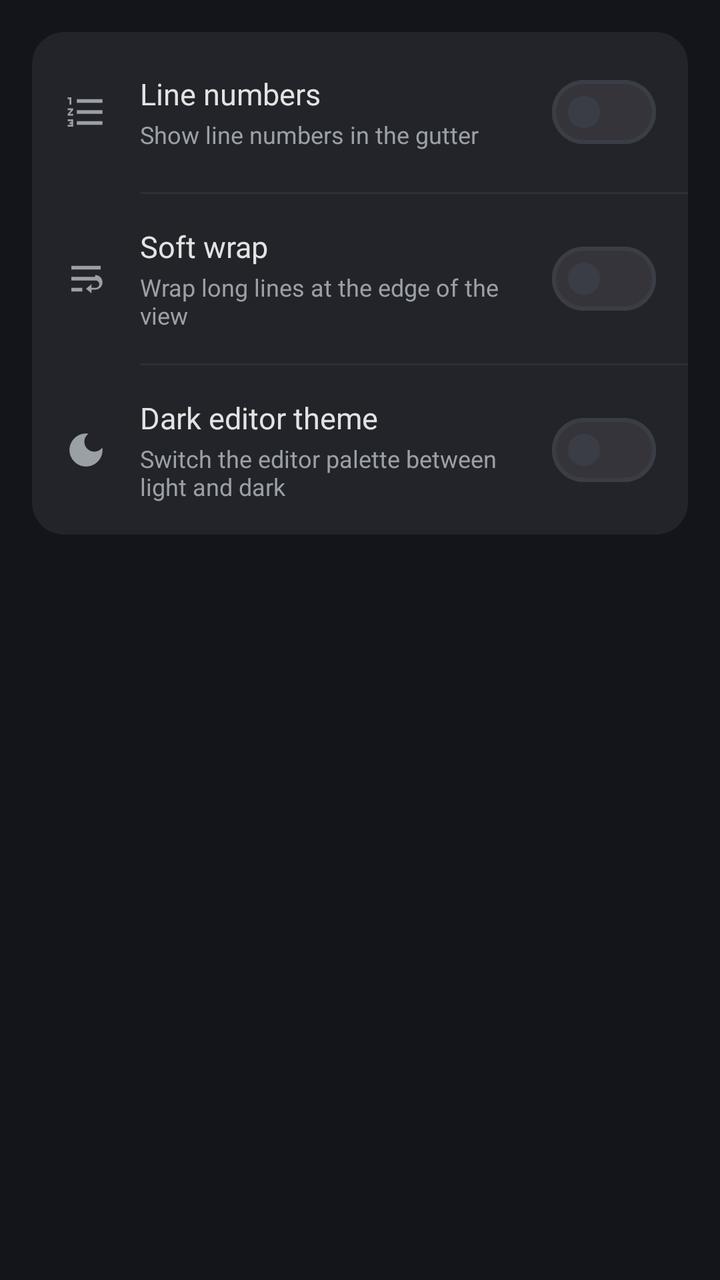
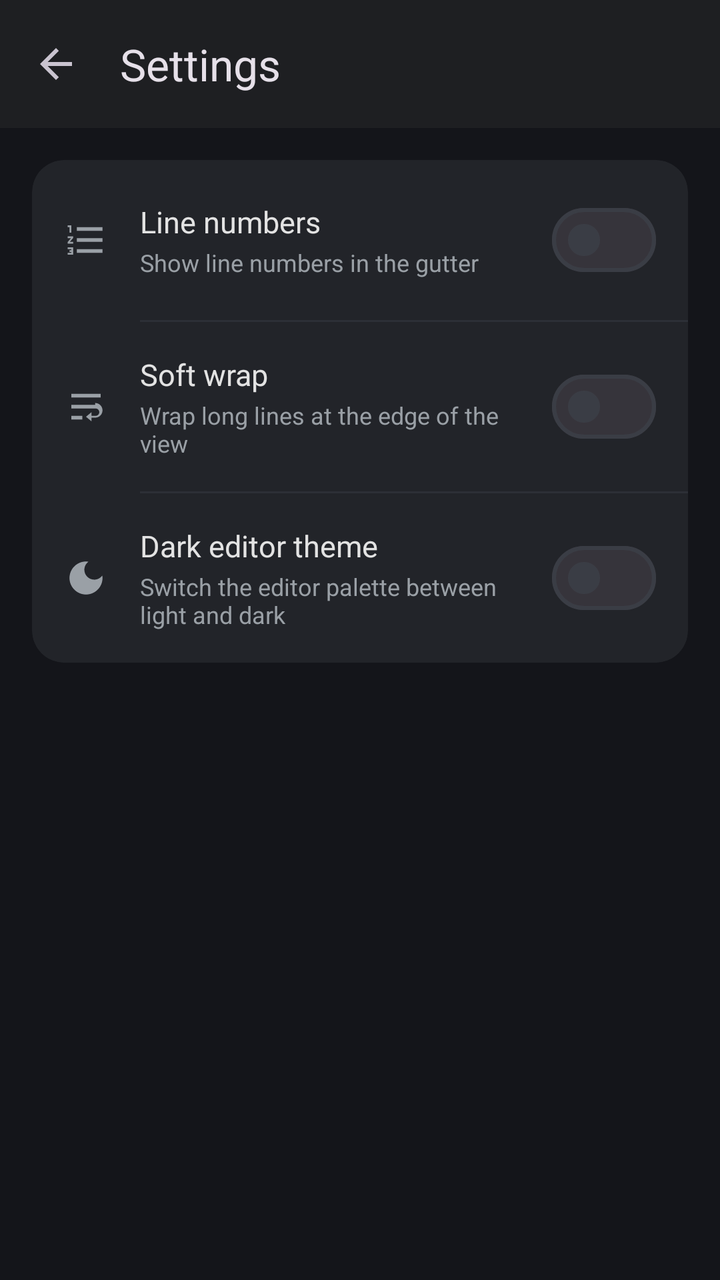

Two renders of the same Android screen: before a commit and after it. Below are the layout's source before the change and the commit's diff.
<!-- AndroidManifest.xml: application theme Theme.Celeris -->
<!-- res/layout/activity_settings.xml -->
<?xml version="1.0" encoding="utf-8"?>
<LinearLayout xmlns:android="http://schemas.android.com/apk/res/android"
    xmlns:app="http://schemas.android.com/apk/res-auto"
    android:id="@+id/racine_reglages"
    android:layout_width="match_parent"
    android:layout_height="match_parent"
    android:orientation="vertical">

    <com.google.android.material.appbar.AppBarLayout
        android:layout_width="match_parent"
        android:layout_height="wrap_content"
        android:background="@color/surface"
        app:elevation="0dp">

        <com.google.android.material.appbar.MaterialToolbar
            android:id="@+id/barre_reglages"
            app:navigationContentDescription="@string/action_retour"
            app:navigationIcon="@drawable/ic_retour"
            app:title="@string/titre_reglages" />
    </com.google.android.material.appbar.AppBarLayout>

    <com.google.android.material.card.MaterialCardView
        android:layout_width="match_parent"
        android:layout_height="wrap_content"
        android:layout_margin="16dp"
        app:cardBackgroundColor="@color/surface_contenant_bas"
        app:cardCornerRadius="16dp"
        app:cardElevation="0dp"
        app:strokeWidth="0dp">

        <LinearLayout
            android:layout_width="match_parent"
            android:layout_height="wrap_content"
            android:orientation="vertical">

            <LinearLayout
                android:layout_width="match_parent"
                android:layout_height="wrap_content"
                android:gravity="center_vertical"
                android:orientation="horizontal"
                android:padding="16dp">

                <ImageView
                    android:layout_width="22dp"
                    android:layout_height="22dp"
                    android:contentDescription="@null"
                    android:src="@drawable/ic_numeros"
                    app:tint="@color/encre_douce" />

                <LinearLayout
                    android:layout_width="0dp"
                    android:layout_height="wrap_content"
                    android:layout_marginStart="16dp"
                    android:layout_weight="1"
                    android:orientation="vertical">

                    <TextView
                        android:layout_width="match_parent"
                        android:layout_height="wrap_content"
                        android:text="@string/reglage_numeros"
                        android:textColor="@color/encre"
                        android:textSize="15sp" />

                    <TextView
                        android:layout_width="match_parent"
                        android:layout_height="wrap_content"
                        android:layout_marginTop="2dp"
                        android:text="@string/desc_numeros"
                        android:textColor="@color/encre_douce"
                        android:textSize="12sp" />
                </LinearLayout>

                <com.google.android.material.materialswitch.MaterialSwitch
                    android:id="@+id/interrupteur_numeros"
                    android:layout_width="wrap_content"
                    android:layout_height="wrap_content"
                    android:layout_marginStart="12dp" />
            </LinearLayout>

            <View
                android:layout_width="match_parent"
                android:layout_height="1dp"
                android:layout_marginStart="54dp"
                android:background="@color/contour_doux" />

            <LinearLayout
                android:layout_width="match_parent"
                android:layout_height="wrap_content"
                android:gravity="center_vertical"
                android:orientation="horizontal"
                android:padding="16dp">

                <ImageView
                    android:layout_width="22dp"
                    android:layout_height="22dp"
                    android:contentDescription="@null"
                    android:src="@drawable/ic_retour_ligne"
                    app:tint="@color/encre_douce" />

                <LinearLayout
                    android:layout_width="0dp"
                    android:layout_height="wrap_content"
                    android:layout_marginStart="16dp"
                    android:layout_weight="1"
                    android:orientation="vertical">

                    <TextView
                        android:layout_width="match_parent"
                        android:layout_height="wrap_content"
                        android:text="@string/reglage_retour"
                        android:textColor="@color/encre"
                        android:textSize="15sp" />

                    <TextView
                        android:layout_width="match_parent"
                        android:layout_height="wrap_content"
                        android:layout_marginTop="2dp"
                        android:text="@string/desc_retour"
                        android:textColor="@color/encre_douce"
                        android:textSize="12sp" />
                </LinearLayout>

                <com.google.android.material.materialswitch.MaterialSwitch
                    android:id="@+id/interrupteur_retour"
                    android:layout_width="wrap_content"
                    android:layout_height="wrap_content"
                    android:layout_marginStart="12dp" />
            </LinearLayout>

            <View
                android:layout_width="match_parent"
                android:layout_height="1dp"
                android:layout_marginStart="54dp"
                android:background="@color/contour_doux" />

            <LinearLayout
                android:layout_width="match_parent"
                android:layout_height="wrap_content"
                android:gravity="center_vertical"
                android:orientation="horizontal"
                android:padding="16dp">

                <ImageView
                    android:layout_width="22dp"
                    android:layout_height="22dp"
                    android:contentDescription="@null"
                    android:src="@drawable/ic_sombre"
                    app:tint="@color/encre_douce" />

                <LinearLayout
                    android:layout_width="0dp"
                    android:layout_height="wrap_content"
                    android:layout_marginStart="16dp"
                    android:layout_weight="1"
                    android:orientation="vertical">

                    <TextView
                        android:layout_width="match_parent"
                        android:layout_height="wrap_content"
                        android:text="@string/reglage_theme"
                        android:textColor="@color/encre"
                        android:textSize="15sp" />

                    <TextView
                        android:layout_width="match_parent"
                        android:layout_height="wrap_content"
                        android:layout_marginTop="2dp"
                        android:text="@string/desc_theme"
                        android:textColor="@color/encre_douce"
                        android:textSize="12sp" />
                </LinearLayout>

                <com.google.android.material.materialswitch.MaterialSwitch
                    android:id="@+id/interrupteur_theme"
                    android:layout_width="wrap_content"
                    android:layout_height="wrap_content"
                    android:layout_marginStart="12dp" />
            </LinearLayout>
        </LinearLayout>
    </com.google.android.material.card.MaterialCardView>
</LinearLayout>
<!-- resources referenced by this layout -->
<resources>
  <color name="contour_doux">#2C2F36</color>
  <color name="encre">#E3E3E3</color>
  <color name="encre_douce">#9AA0A6</color>
  <color name="surface">#1E1F22</color>
  <color name="surface_contenant_bas">#222429</color>
  <!-- drawable ic_numeros (drawable) -->
  <vector xmlns:android="http://schemas.android.com/apk/res/android"
      android:width="24dp"
      android:height="24dp"
      android:viewportWidth="24"
      android:viewportHeight="24"
      android:tint="?attr/colorControlNormal">
      <path
          android:fillColor="@android:color/white"
          android:pathData="M2,17h2v0.5H3v1h1V19H2v1h3v-4H2v1zM3,8h1V4H2v1h1v3zM2,11h1.8L2,13.1v0.9h3v-1H3.2L5,10.9V10H2v1zM7,5v2h14L21,5L7,5zM7,19h14v-2L7,17v2zM7,13h14v-2L7,11v2z" />
  </vector>
  <!-- drawable ic_retour (drawable) -->
  <vector xmlns:android="http://schemas.android.com/apk/res/android"
      android:width="24dp"
      android:height="24dp"
      android:viewportWidth="24"
      android:viewportHeight="24"
      android:tint="?attr/colorControlNormal">
      <path
          android:fillColor="@android:color/white"
          android:pathData="M20,11H7.83l5.59,-5.59L12,4l-8,8 8,8 1.41,-1.41L7.83,13H20v-2z" />
  </vector>
  <!-- drawable ic_retour_ligne (drawable) -->
  <vector xmlns:android="http://schemas.android.com/apk/res/android"
      android:width="24dp"
      android:height="24dp"
      android:viewportWidth="24"
      android:viewportHeight="24"
      android:tint="?attr/colorControlNormal">
      <path
          android:fillColor="@android:color/white"
          android:pathData="M4,19h6v-2H4v2zM20,5H4v2h16L20,5zM17,11H4v2h13.25c1.1,0 2,0.9 2,2s-0.9,2 -2,2L15,17v-2l-3,2.5 3,2.5L15,18h2c2.21,0 4,-1.79 4,-4s-1.79,-4 -4,-4z" />
  </vector>
  <!-- drawable ic_sombre (drawable) -->
  <vector xmlns:android="http://schemas.android.com/apk/res/android"
      android:width="24dp"
      android:height="24dp"
      android:viewportWidth="24"
      android:viewportHeight="24"
      android:tint="?attr/colorControlNormal">
      <path
          android:fillColor="@android:color/white"
          android:pathData="M12,3c-4.97,0 -9,4.03 -9,9s4.03,9 9,9 9,-4.03 9,-9c0,-0.46 -0.04,-0.92 -0.1,-1.36 -0.98,1.37 -2.58,2.26 -4.4,2.26 -2.98,0 -5.4,-2.42 -5.4,-5.4 0,-1.81 0.89,-3.42 2.26,-4.4C12.92,3.04 12.46,3 12,3L12,3z" />
  </vector>
  <string name="action_retour">Back</string>
  <string name="desc_numeros">Show line numbers in the gutter</string>
  <string name="desc_retour">Wrap long lines at the edge of the view</string>
  <string name="desc_theme">Switch the editor palette between light and dark</string>
  <string name="reglage_numeros">Line numbers</string>
  <string name="reglage_retour">Soft wrap</string>
  <string name="reglage_theme">Dark editor theme</string>
  <string name="titre_reglages">Settings</string>
  <style name="Theme.Celeris" parent="Theme.Celeris.Base" />
  <color name="primaire">#8AB4F8</color>
  <color name="sur_primaire">#14243E</color>
  <color name="primaire_contenant">#2D4A7A</color>
  <color name="sur_primaire_contenant">#DCE7FB</color>
  <color name="secondaire">#7FDBCA</color>
  <color name="sur_secondaire">#0E2A26</color>
  <color name="fond">#14151A</color>
  <color name="surface_variante">#26282E</color>
  <color name="contour">#3A3D45</color>
  <!-- unchanged entries left out for length: 1 -->
</resources>

<!-- the commit's change to res/layout/activity_settings.xml (unified diff, before → after) -->
@@ -14,6 +14,8 @@
 
         <com.google.android.material.appbar.MaterialToolbar
             android:id="@+id/barre_reglages"
+            android:layout_width="match_parent"
+            android:layout_height="?attr/actionBarSize"
             app:navigationContentDescription="@string/action_retour"
             app:navigationIcon="@drawable/ic_retour"
             app:title="@string/titre_reglages" />
